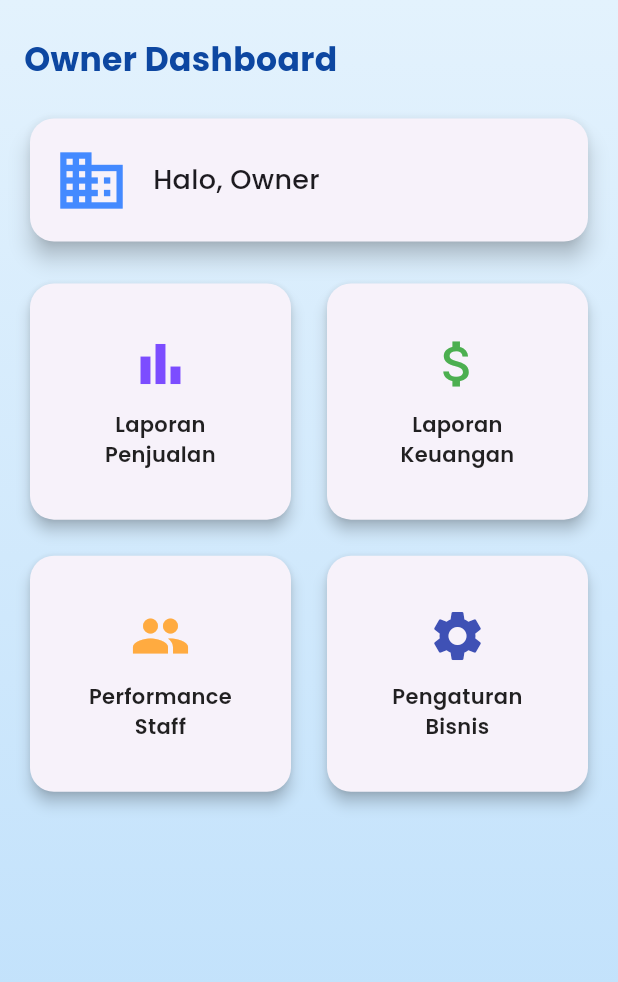
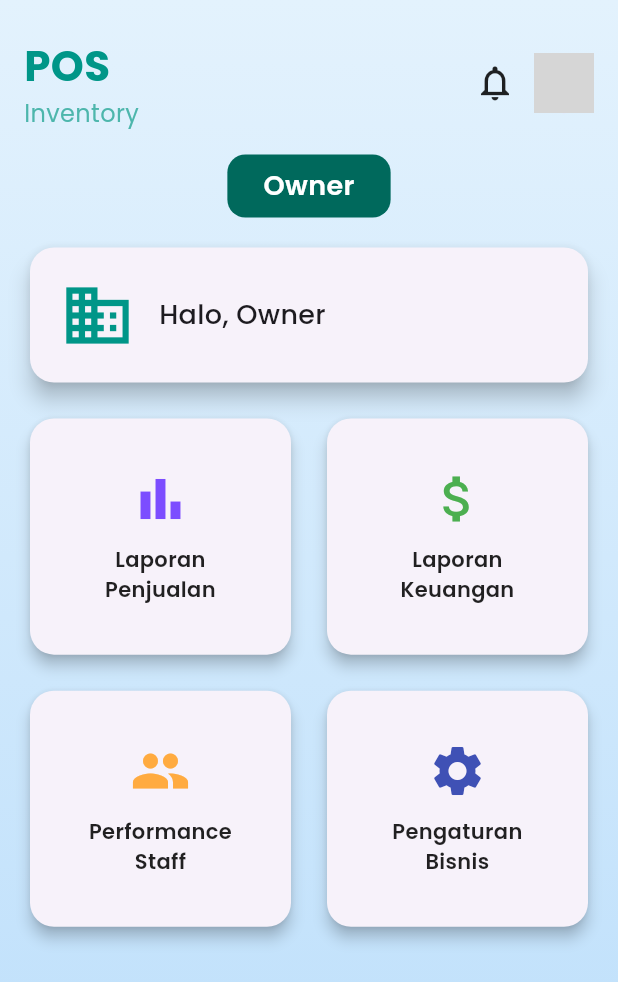
Before and after one commit to adiwebpro/inventory-pos-app, a Flutter app: the OwnerScreen screen opened directly, on a phone screen of 412 x 824 dp. Shown: the top 982 px of the screen. Run offline on Flutter 3.47's test engine with Material 3 defaults, Android fonts, the phone set to English and light mode, and no system bars; our stand-ins replace flutter_secure_storage, google_fonts; accounts and stored records are empty; network calls fail; grey boxes are pictures that could not be loaded.

Commit message:
Pesan perubahan yang jelas

```diff
--- a/lib/screens/home_screen.dart
+++ b/lib/screens/home_screen.dart
@@ -71,6 +71,8 @@ class HomeScreen extends StatelessWidget {
     return Scaffold(
       appBar: AppBar(
         title: const Text('POS Inventory'),
+        backgroundColor:
+            (user?['role'] == 'buyer') ? Colors.teal : null, // ✅ Ubah warna AppBar buyer
         actions: _getAppBarActions(context, authService, user),
       ),
       body: _getRoleScreen(user),
@@ -83,7 +85,7 @@ class HomeScreen extends StatelessWidget {
                   ),
                 );
               },
-              backgroundColor: Colors.blue[700],
+              backgroundColor: Colors.teal,
               child: const Icon(Icons.add),
             )
           : (user?['role'] == 'buyer'
@@ -93,7 +95,7 @@ class HomeScreen extends StatelessWidget {
                       MaterialPageRoute(builder: (_) => const CartScreen()),
                     );
                   },
-                  backgroundColor: Colors.blue[700],
+                  backgroundColor: Colors.teal,
                   child: const Icon(Icons.shopping_cart),
                 )
               : null),
--- a/lib/screens/owner_screen.dart
+++ b/lib/screens/owner_screen.dart
@@ -14,6 +14,7 @@ class OwnerScreen extends StatelessWidget {
     final user = authService.currentUser;
 
     return Scaffold(
+      backgroundColor: Colors.white,
       body: Container(
         decoration: const BoxDecoration(
           gradient: LinearGradient(
@@ -26,29 +27,88 @@ class OwnerScreen extends StatelessWidget {
         child: Column(
           crossAxisAlignment: CrossAxisAlignment.start,
           children: [
-            Text(
-              'Owner Dashboard',
-              style: GoogleFonts.poppins(
-                fontSize: 22,
-                fontWeight: FontWeight.bold,
-                color: Colors.blue.shade900,
+            _buildHeader(user),
+            const SizedBox(height: 16),
+            _buildOwnerLabel(),
+            const SizedBox(height: 16),
+            _buildWelcomeCard(user),
+            const SizedBox(height: 16),
+            Expanded(child: _buildFeatureGrid(context)),
+          ],
         ),
       ),
-            const SizedBox(height: 20),
-            Card(
+    );
+  }
+
+  Widget _buildHeader(dynamic user) {
+    return Row(
+      mainAxisAlignment: MainAxisAlignment.spaceBetween,
+      children: [
+        Column(
+          crossAxisAlignment: CrossAxisAlignment.start,
+          children: [
+            Text(
+              "POS",
+              style: GoogleFonts.poppins(
+                fontSize: 28,
+                fontWeight: FontWeight.bold,
+                color: Colors.teal,
+              ),
+            ),
+            Text(
+              "Inventory",
+              style: GoogleFonts.poppins(
+                fontSize: 16,
+                color: Colors.teal.shade300,
+              ),
+            ),
+          ],
+        ),
+        Row(
+          children: [
+            const Icon(Icons.notifications_none, size: 28),
+            const SizedBox(width: 12),
+            CircleAvatar(
+              radius: 20,
+              backgroundImage: NetworkImage(
+                user?['photoUrl'] ?? "https://i.pravatar.cc/150?img=4",
+              ),
+            ),
+          ],
+        ),
+      ],
+    );
+  }
+
+  Widget _buildOwnerLabel() {
+    return Center(
+      child: Container(
+        padding: const EdgeInsets.symmetric(horizontal: 24, vertical: 8),
+        decoration: BoxDecoration(
+          color: Colors.teal.shade800,
+          borderRadius: BorderRadius.circular(12),
+        ),
+        child: Text(
+          "Owner",
+          style: GoogleFonts.poppins(
+            fontSize: 18,
+            color: Colors.white,
+            fontWeight: FontWeight.w600,
+          ),
+        ),
+      ),
+    );
+  }
+
+  Widget _buildWelcomeCard(dynamic user) {
+    return Card(
       elevation: 6,
-              shape: RoundedRectangleBorder(
-                borderRadius: BorderRadius.circular(16),
-              ),
+      shape: RoundedRectangleBorder(borderRadius: BorderRadius.circular(16)),
       child: Padding(
-                padding: const EdgeInsets.all(16.0),
+        padding: const EdgeInsets.all(20.0),
         child: Row(
           children: [
-                    const Icon(
-                      Icons.business,
-                      size: 50,
-                      color: Colors.blueAccent,
-                    ),
+            const Icon(Icons.business, size: 50, color: Colors.teal),
             const SizedBox(width: 16),
             Expanded(
               child: Text(
@@ -62,10 +122,11 @@ class OwnerScreen extends StatelessWidget {
           ],
         ),
       ),
-            ),
-            const SizedBox(height: 20),
-            Expanded(
-              child: GridView.count(
+    );
+  }
+
+  Widget _buildFeatureGrid(BuildContext context) {
+    return GridView.count(
       crossAxisCount: 2,
       childAspectRatio: 1.1,
       crossAxisSpacing: 16,
@@ -79,9 +140,7 @@ class OwnerScreen extends StatelessWidget {
           onTap: () {
             Navigator.push(
               context,
-                        MaterialPageRoute(
-                          builder: (_) => const SalesReportScreen(),
-                        ),
+              MaterialPageRoute(builder: (_) => const SalesReportScreen()),
             );
           },
         ),
@@ -93,9 +152,7 @@ class OwnerScreen extends StatelessWidget {
           onTap: () {
             Navigator.push(
               context,
-                        MaterialPageRoute(
-                          builder: (_) => const FinancialReportScreen(),
-                        ),
+              MaterialPageRoute(builder: (_) => const FinancialReportScreen()),
             );
           },
         ),
@@ -105,7 +162,7 @@ class OwnerScreen extends StatelessWidget {
           title: 'Performance\nStaff',
           color: Colors.orangeAccent,
           onTap: () {
-                      // Implement performance staff
+            // Implementasi lanjut
           },
         ),
         _buildFeatureCard(
@@ -114,15 +171,10 @@ class OwnerScreen extends StatelessWidget {
           title: 'Pengaturan\nBisnis',
           color: Colors.indigo,
           onTap: () {
-                      // Implement pengaturan bisnis
+            // Implementasi lanjut
           },
         ),
       ],
-              ),
-            ),
-          ],
-        ),
-      ),
     );
   }
 
--- a/lib/services/api_service.dart
+++ b/lib/services/api_service.dart
@@ -3,7 +3,7 @@ import 'package:http/http.dart' as http;
 import 'package:flutter_secure_storage/flutter_secure_storage.dart';
 
 class ApiService {
-  static const String baseUrl = 'http://10.139.58.37:8000/api';
+  static const String baseUrl = 'http://192.168.1.5:8000/api';
   final FlutterSecureStorage storage = const FlutterSecureStorage();
 
   Future<Map<String, String>> _getHeaders({
--- a/lib/services/auth_service.dart
+++ b/lib/services/auth_service.dart
@@ -18,7 +18,7 @@ class AuthService with ChangeNotifier {
 
     try {
       final response = await http.post(
-        Uri.parse('http://10.139.58.37:8000/api/login'),
+        Uri.parse('http://192.168.1.5:8000/api/login'),
         headers: {'Content-Type': 'application/json'},
         body: jsonEncode({'email': email, 'password': password}),
       );
@@ -52,7 +52,7 @@ class AuthService with ChangeNotifier {
 
     try {
       final response = await http.post(
-        Uri.parse('http://10.139.58.37:8000/api/register'),
+        Uri.parse('http://192.168.1.5:8000/api/register'),
         headers: {'Content-Type': 'application/json'},
         body: jsonEncode({
           'name': name,
```
Also changed, not shown: lib/screens/admin_screen.dart (+162 -90 lines), lib/screens/auth_screen.dart (+18 -29 lines), lib/screens/cashier_screen.dart (+5 -9 lines), lib/screens/process_payment_screen.dart (+7 -9 lines), lib/screens/transaction_history_screen.dart (+22 -9 lines), lib/screens/user_management_screen.dart (+22 -13 lines). Lines whose indentation alone changed are shown as unchanged.
